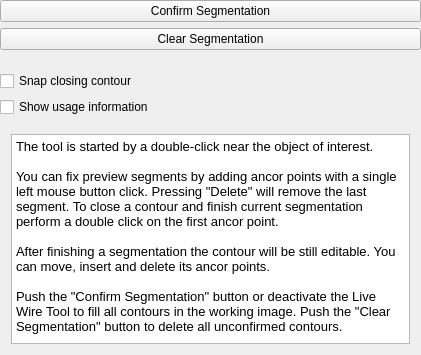
The window that Modules/SegmentationUI/Qmitk/QmitkLiveWireTool2DGUIControls.ui (MITK/MITK) describes before a commit, drawn with Qt 5.
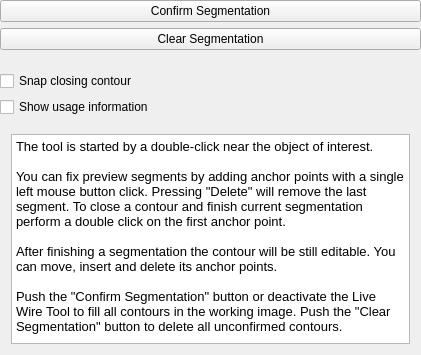
The same window after the commit.

Commit message: Usage information text typo correction

What changed in the file:
```diff
--- a/Modules/SegmentationUI/Qmitk/QmitkLiveWireTool2DGUIControls.ui
+++ b/Modules/SegmentationUI/Qmitk/QmitkLiveWireTool2DGUIControls.ui
@@ -110,9 +110,9 @@
 &lt;/style&gt;&lt;/head&gt;&lt;body style=&quot; font-family:'MS Shell Dlg 2'; font-size:12pt; font-weight:400; font-style:normal;&quot;&gt;
 &lt;p style=&quot; margin-top:0px; margin-bottom:0px; margin-left:0px; margin-right:0px; -qt-block-indent:0; text-indent:0px;&quot;&gt;&lt;span style=&quot; font-family:'Sans'; font-size:10pt;&quot;&gt;The tool is started by a double-click near the object of interest.&lt;/span&gt;&lt;/p&gt;
 &lt;p style=&quot;-qt-paragraph-type:empty; margin-top:0px; margin-bottom:0px; margin-left:0px; margin-right:0px; -qt-block-indent:0; text-indent:0px; font-family:'Sans'; font-size:10pt;&quot;&gt;&lt;br /&gt;&lt;/p&gt;
-&lt;p style=&quot; margin-top:0px; margin-bottom:0px; margin-left:0px; margin-right:0px; -qt-block-indent:0; text-indent:0px;&quot;&gt;&lt;span style=&quot; font-family:'Sans'; font-size:10pt;&quot;&gt;You can fix preview segments by adding ancor points with a single left mouse button click. Pressing &amp;quot;Delete&amp;quot; will remove the last segment. To close a contour and finish current segmentation perform a double click on the first ancor point.&lt;/span&gt;&lt;/p&gt;
+&lt;p style=&quot; margin-top:0px; margin-bottom:0px; margin-left:0px; margin-right:0px; -qt-block-indent:0; text-indent:0px;&quot;&gt;&lt;span style=&quot; font-family:'Sans'; font-size:10pt;&quot;&gt;You can fix preview segments by adding anchor points with a single left mouse button click. Pressing &amp;quot;Delete&amp;quot; will remove the last segment. To close a contour and finish current segmentation perform a double click on the first anchor point.&lt;/span&gt;&lt;/p&gt;
 &lt;p style=&quot;-qt-paragraph-type:empty; margin-top:0px; margin-bottom:0px; margin-left:0px; margin-right:0px; -qt-block-indent:0; text-indent:0px; font-family:'Sans'; font-size:10pt;&quot;&gt;&lt;br /&gt;&lt;/p&gt;
-&lt;p style=&quot; margin-top:0px; margin-bottom:0px; margin-left:0px; margin-right:0px; -qt-block-indent:0; text-indent:0px;&quot;&gt;&lt;span style=&quot; font-family:'Sans'; font-size:10pt;&quot;&gt;After finishing a segmentation the contour will be still editable. You can move, insert and delete its ancor points.&lt;/span&gt;&lt;/p&gt;
+&lt;p style=&quot; margin-top:0px; margin-bottom:0px; margin-left:0px; margin-right:0px; -qt-block-indent:0; text-indent:0px;&quot;&gt;&lt;span style=&quot; font-family:'Sans'; font-size:10pt;&quot;&gt;After finishing a segmentation the contour will be still editable. You can move, insert and delete its anchor points.&lt;/span&gt;&lt;/p&gt;
 &lt;p style=&quot;-qt-paragraph-type:empty; margin-top:0px; margin-bottom:0px; margin-left:0px; margin-right:0px; -qt-block-indent:0; text-indent:0px; font-family:'Sans'; font-size:10pt;&quot;&gt;&lt;br /&gt;&lt;/p&gt;
 &lt;p style=&quot; margin-top:0px; margin-bottom:0px; margin-left:0px; margin-right:0px; -qt-block-indent:0; text-indent:0px;&quot;&gt;&lt;span style=&quot; font-family:'Sans'; font-size:10pt;&quot;&gt;Push the &amp;quot;Confirm Segmentation&amp;quot; button or deactivate the Live Wire Tool to fill all contours in the working image. Push the &amp;quot;Clear Segmentation&amp;quot; button to delete all unconfirmed contours.&lt;/span&gt;&lt;/p&gt;&lt;/body&gt;&lt;/html&gt;</string>
           </property>
```
